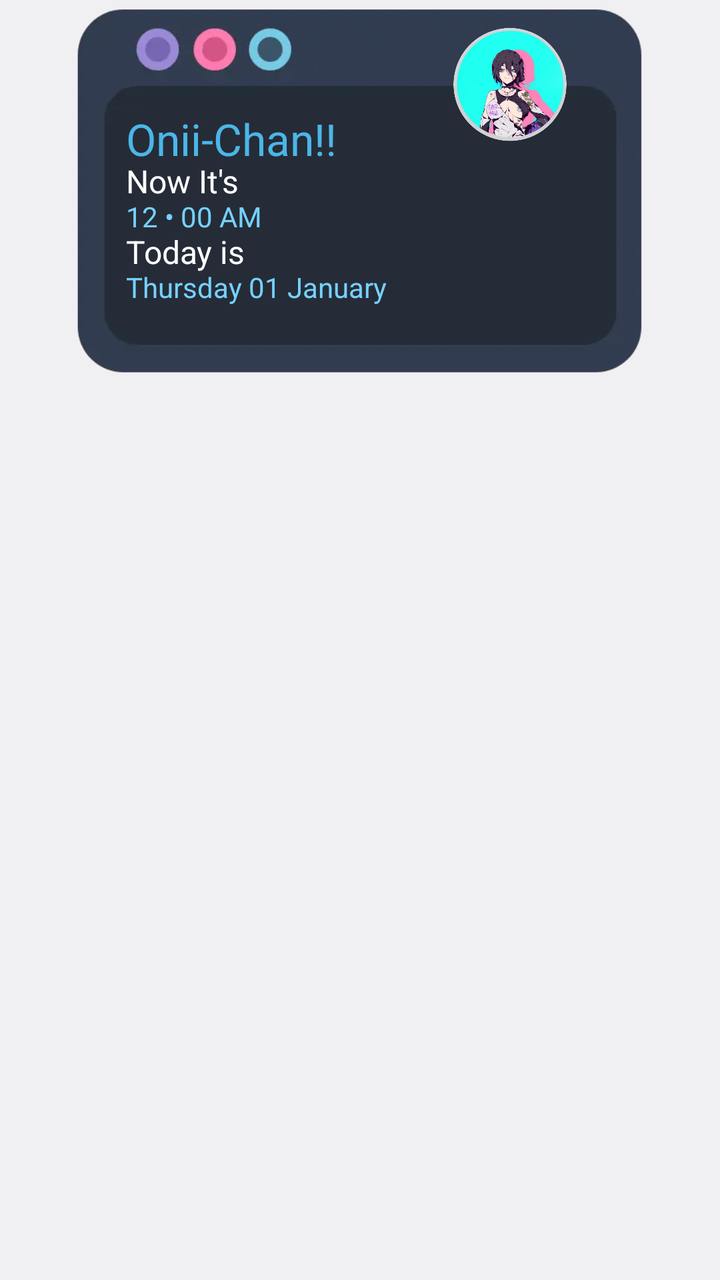
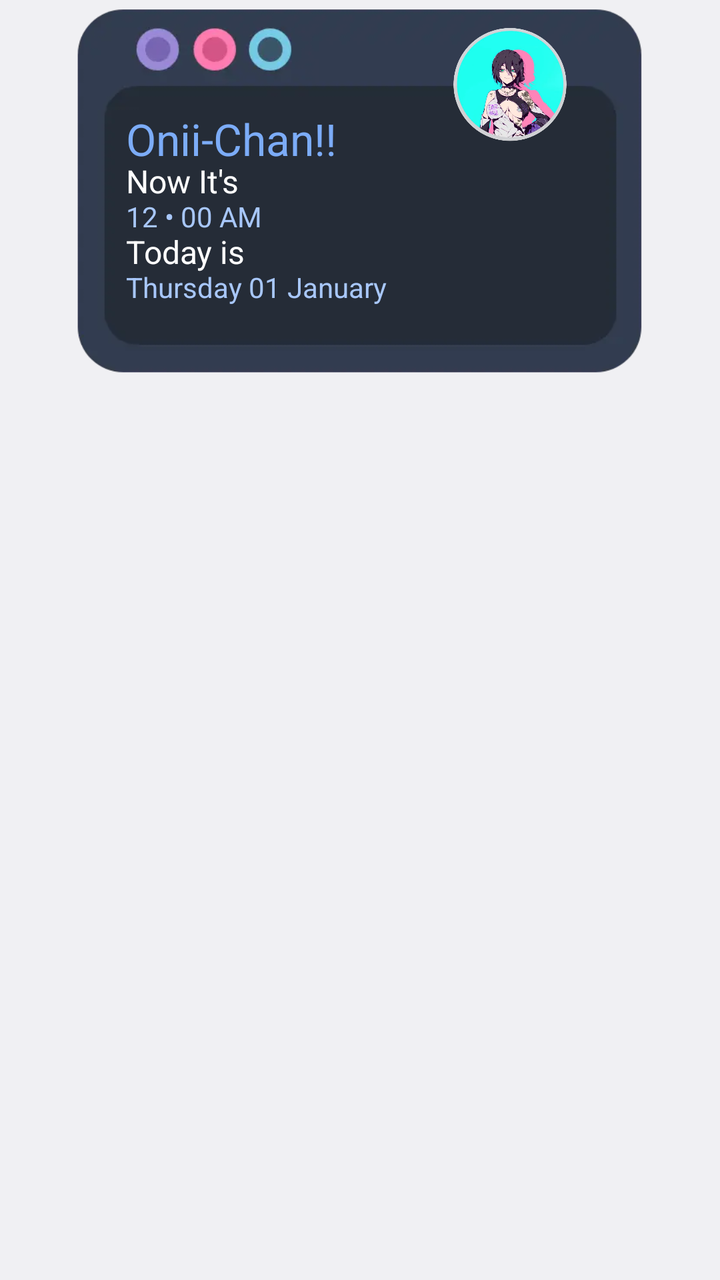

Before-and-after screenshots of an Android layout around one commit, followed by the original layout XML and the change that was made.
<!-- AndroidManifest.xml: application theme android:Theme.DeviceDefault.Light.NoActionBar -->
<!-- res/layout/zclock_ls_29.xml -->
<?xml version="1.0" encoding="utf-8"?>
<LinearLayout xmlns:android="http://schemas.android.com/apk/res/android"
    xmlns:tools="http://schemas.android.com/tools"
    android:layout_width="match_parent"
    android:layout_height="wrap_content"
    android:layout_gravity="center|top"
    android:gravity="center|top"
    android:orientation="vertical">

    <FrameLayout
        android:layout_width="290dp"
        android:layout_height="190dp"
        android:layout_gravity="center"
        android:background="@drawable/lockscreen_clock_29_bg"
        tools:ignore="UselessParent">

        <ImageView
            android:layout_width="60dp"
            android:layout_height="60dp"
            android:layout_gravity="end"
            android:layout_marginTop="12dp"
            android:layout_marginEnd="40dp"
            android:importantForAccessibility="no"
            android:src="@drawable/lockscreen_clock_27_logo"
            android:tag="profile_picture" />

        <LinearLayout
            android:layout_width="wrap_content"
            android:layout_height="wrap_content"
            android:layout_gravity="start|center"
            android:layout_marginStart="28dp"
            android:layout_marginTop="32dp"
            android:layout_marginBottom="22dp"
            android:orientation="vertical">

            <TextView
                android:layout_width="wrap_content"
                android:layout_height="wrap_content"
                android:layout_marginBottom="-2dp"
                android:includeFontPadding="false"
                android:tag="accent1|nolineheight|username"
                android:text="Onii-Chan!!"
                android:textColor="@android:color/system_accent1_300"
                android:textSize="22sp" />

            <TextView
                android:layout_width="wrap_content"
                android:layout_height="wrap_content"
                android:includeFontPadding="false"
                android:tag="text1"
                android:text="Now It's"
                android:textColor="#FFFFFF"
                android:textSize="16sp" />

            <TextClock
                android:layout_width="wrap_content"
                android:layout_height="wrap_content"
                android:format12Hour="hh • mm a"
                android:format24Hour="kk • mm a"
                android:includeFontPadding="false"
                android:tag="accent1"
                android:textColor="@android:color/system_accent1_200"
                android:textSize="14sp" />

            <TextView
                android:layout_width="wrap_content"
                android:layout_height="wrap_content"
                android:includeFontPadding="false"
                android:tag="text1"
                android:text="Today is"
                android:textColor="#FFFFFF"
                android:textSize="16sp" />

            <TextClock
                android:layout_width="wrap_content"
                android:layout_height="wrap_content"
                android:format12Hour="EEEE dd MMMM"
                android:format24Hour="EEEE dd MMMM"
                android:includeFontPadding="false"
                android:tag="accent1"
                android:textColor="@android:color/system_accent1_200"
                android:textSize="14sp" />

        </LinearLayout>
    </FrameLayout>
</LinearLayout>
<!-- resources referenced by this layout -->
<resources>
  <!-- drawable lockscreen_clock_27_logo: webp bitmap (drawable, 23790 bytes) -->
  <!-- drawable lockscreen_clock_29_bg: webp bitmap (drawable, 3342 bytes) -->
</resources>

<!-- the commit's change to res/layout/zclock_ls_29.xml (unified diff, before → after) -->
@@ -40,7 +40,7 @@
                 android:includeFontPadding="false"
                 android:tag="accent1|nolineheight|username"
                 android:text="Onii-Chan!!"
-                android:textColor="@android:color/system_accent1_300"
+                android:textColor="@color/zc_accent1_300"
                 android:textSize="22sp" />
 
             <TextView
@@ -59,7 +59,7 @@
                 android:format24Hour="kk • mm a"
                 android:includeFontPadding="false"
                 android:tag="accent1"
-                android:textColor="@android:color/system_accent1_200"
+                android:textColor="@color/zc_accent1_200"
                 android:textSize="14sp" />
 
             <TextView
@@ -78,7 +78,7 @@
                 android:format24Hour="EEEE dd MMMM"
                 android:includeFontPadding="false"
                 android:tag="accent1"
-                android:textColor="@android:color/system_accent1_200"
+                android:textColor="@color/zc_accent1_200"
                 android:textSize="14sp" />
 
         </LinearLayout>
<!-- resource entries referenced after the edit -->
@@ -1,5 +1,7 @@
 <!-- resources referenced by this layout -->
 <resources>
+  <color name="zc_accent1_200">#FFA8C7FA</color>
+  <color name="zc_accent1_300">#FF7CACF8</color>
   <!-- drawable lockscreen_clock_27_logo: webp bitmap (drawable, 23790 bytes) -->
   <!-- drawable lockscreen_clock_29_bg: webp bitmap (drawable, 3342 bytes) -->
 </resources>
